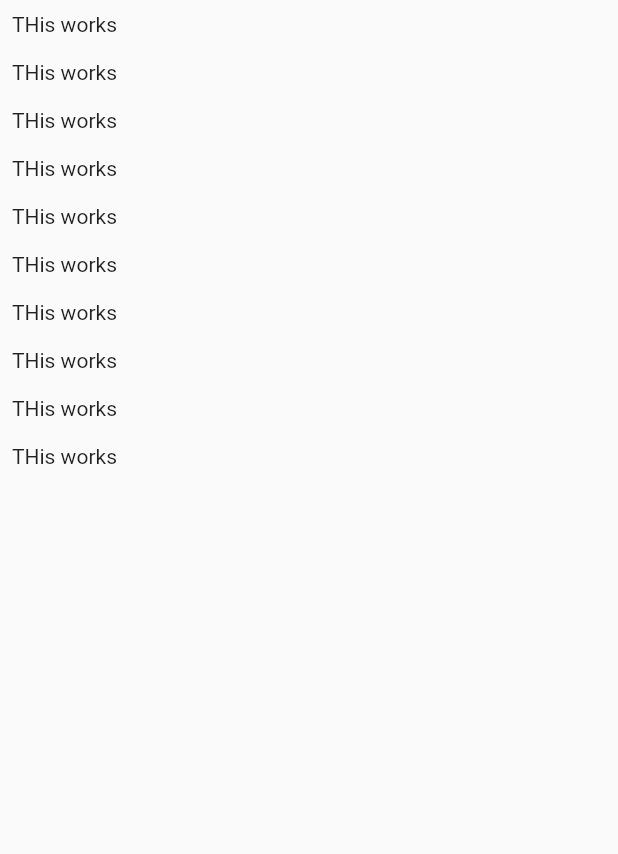
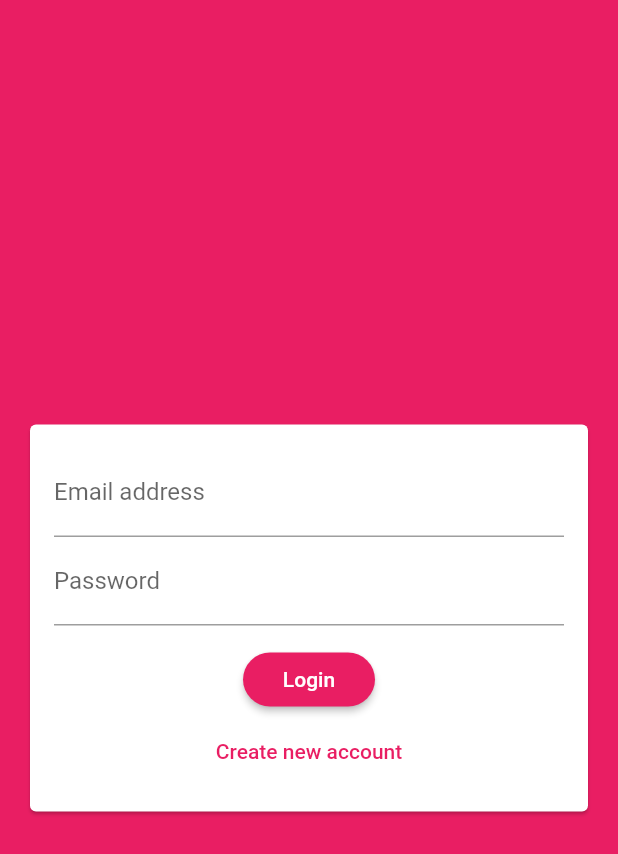
Before and after one commit to rahulgupta8914/fluttercourse, a Flutter app: the screen it shows after launch, on a phone screen of 412 x 824 dp. Shown: the top 854 px of the screen. Run offline on Flutter 3.47's test engine with Material 2 defaults, Android fonts, the phone set to English and light mode, and no system bars; our stand-ins replace cloud_firestore, firebase_auth, firebase_core, image_picker, location, shared_preferences and 1 more; accounts and stored records are empty.

Commit message:
realtime chat added using firebase

```diff
--- a/chat_app/lib/main.dart
+++ b/chat_app/lib/main.dart
@@ -1,3 +1,6 @@
+import 'package:chat_app/screens/auth_screen.dart';
+import 'package:firebase_auth/firebase_auth.dart';
+import 'package:firebase_core/firebase_core.dart';
 import 'package:flutter/material.dart';
 import 'screens/chat_screen.dart';
 
@@ -6,16 +9,50 @@ void main() {
 }
 
 class MyApp extends StatelessWidget {
-  // This widget is the root of your application.
   @override
   Widget build(BuildContext context) {
     return MaterialApp(
       title: 'Flutter Chat',
       theme: ThemeData(
-        primarySwatch: Colors.blue,
-        visualDensity: VisualDensity.adaptivePlatformDensity,
+          primarySwatch: Colors.pink,
+          backgroundColor: Colors.pink,
+          accentColor: Colors.deepPurple,
+          accentColorBrightness: Brightness.dark,
+          visualDensity: VisualDensity.adaptivePlatformDensity,
+          buttonTheme: ButtonTheme.of(context).copyWith(
+              buttonColor: Colors.pink,
+              shape: RoundedRectangleBorder(
+                  borderRadius: BorderRadius.circular(20)),
+              textTheme: ButtonTextTheme.primary)),
+      home: FutureBuilder(
+        future: Firebase.initializeApp(),
+        builder: (context, snapshot) {
+          if (snapshot.hasError) {
+            return Center(
+              child: Text('Something went wrong!'),
+            );
+          }
+          // if (snapshot.connectionState == ConnectionState.waiting) {
+          //   return Center(
+          //     child: CircularProgressIndicator(),
+          //   );
+          // }
+          if (snapshot.connectionState == ConnectionState.done) {
+            return StreamBuilder(
+              builder: (context, snapshot) {
+                if (snapshot.hasData) {
+                  return ChatScreen();
+                }
+                return AuthScreen();
+              },
+              stream: FirebaseAuth.instance.authStateChanges(),
+            );
+          }
+          return Center(
+            child: CircularProgressIndicator(),
+          );
+        },
       ),
-      home: ChatScreen(),
     );
   }
 }
--- a/chat_app/lib/screens/auth_screen.dart
+++ b/chat_app/lib/screens/auth_screen.dart
@@ -0,0 +1,72 @@
+import 'package:chat_app/widgets/auth_form.dart';
+import 'package:cloud_firestore/cloud_firestore.dart';
+import 'package:firebase_auth/firebase_auth.dart';
+import 'package:flutter/material.dart';
+import 'package:flutter/services.dart';
+
+class AuthScreen extends StatefulWidget {
+  @override
+  _AuthScreenState createState() => _AuthScreenState();
+}
+
+class _AuthScreenState extends State<AuthScreen> {
+  FirebaseAuth _auth = FirebaseAuth.instance;
+  var _isLoading = false;
+
+  void _submitAuthForm(String email, String password, String username,
+      bool isLogin, BuildContext ctx) async {
+    // print('email $email , pass $password');
+    UserCredential authResult;
+    try {
+      setState(() {
+        _isLoading = true;
+      });
+      if (isLogin) {
+        // login
+        authResult = await _auth.signInWithEmailAndPassword(
+            email: email, password: password);
+      } else {
+        // sign up
+        authResult = await _auth.createUserWithEmailAndPassword(
+            email: email, password: password);
+        // print(authResult.user);
+        CollectionReference users =
+            FirebaseFirestore.instance.collection('users');
+        await users
+            .doc(authResult.user.uid)
+            .set({'username': username, 'email': email});
+      }
+      setState(() {
+        _isLoading = false;
+      });
+    } on FirebaseAuthException catch (err) {
+      var message = 'An error occurred, pelase check your credentials!';
+
+      if (err.message != null) {
+        message = err.message;
+      }
+
+      Scaffold.of(ctx).showSnackBar(
+        SnackBar(
+          content: Text(message),
+          backgroundColor: Theme.of(ctx).errorColor,
+        ),
+      );
+      setState(() {
+        _isLoading = false;
+      });
+    } catch (err) {
+      print(err);
+      setState(() {
+        _isLoading = false;
+      });
+    }
+  }
+
+  @override
+  Widget build(BuildContext context) {
+    return Scaffold(
+        backgroundColor: Theme.of(context).primaryColor,
+        body: AuthForm(_submitAuthForm, _isLoading));
+  }
+}
--- /dev/null
+++ b/chat_app/lib/widgets/auth_form.dart
@@ -0,0 +1,122 @@
+import 'package:flutter/material.dart';
+
+class AuthForm extends StatefulWidget {
+  final void Function(String email, String password, String username,
+      bool isLogin, BuildContext ctx) submitFn;
+
+  final bool _isLoading;
+
+  AuthForm(this.submitFn, this._isLoading);
+
+  @override
+  _AuthFormState createState() => _AuthFormState();
+}
+
+class _AuthFormState extends State<AuthForm> {
+  final _formkey = GlobalKey<FormState>();
+
+  bool _isLogin = true;
+  String _userEmail = '';
+  String _userName = '';
+  String _userPassword = '';
+
+  void _trySubmit() {
+    final isValid = _formkey.currentState.validate();
+    FocusScope.of(context).unfocus();
+    if (isValid) {
+      _formkey.currentState.save();
+      // Use those values to send our auth request...
+      widget.submitFn(
+          _userEmail.trim().toString(),
+          _userPassword.trim().toString(),
+          _userName.trim().toString(),
+          _isLogin,
+          context);
+    }
+  }
+
+  @override
+  Widget build(BuildContext context) {
+    return Center(
+      child: Card(
+        margin: EdgeInsets.all(20),
+        child: SingleChildScrollView(
+          child: Padding(
+            padding: EdgeInsets.all(16),
+            child: Form(
+              key: _formkey,
+              child: Column(
+                mainAxisSize: MainAxisSize.min,
+                children: [
+                  TextFormField(
+                    key: ValueKey('email'),
+                    validator: (value) {
+                      if (value.isEmpty || !value.contains('@')) {
+                        return 'Please enter a valid email address';
+                      }
+                      return null;
+                    },
+                    keyboardType: TextInputType.emailAddress,
+                    decoration: InputDecoration(labelText: 'Email address'),
+                    onSaved: (newValue) {
+                      _userEmail = newValue;
+                    },
+                  ),
+                  if (!_isLogin)
+                    TextFormField(
+                      key: ValueKey('username'),
+                      decoration: InputDecoration(labelText: 'Username'),
+                      validator: (value) {
+                        if (value.isEmpty || value.length < 4) {
+                          return 'Please enter at least 4 characters';
+                        }
+                        return null;
+                      },
+                      onSaved: (newValue) {
+                        _userName = newValue;
+                      },
+                    ),
+                  TextFormField(
+                    key: ValueKey('password'),
+                    validator: (value) {
+                      if (value.isEmpty || value.length < 7) {
+                        return 'Password must be at least 7 characters long';
+                      }
+                      return null;
+                    },
+                    onSaved: (newValue) {
+                      _userPassword = newValue;
+                    },
+                    decoration: InputDecoration(labelText: 'Password'),
+                    obscureText: true,
+                  ),
+                  SizedBox(
+                    height: 12,
+                  ),
+                  if (widget._isLoading) CircularProgressIndicator(),
+                  if (!widget._isLoading)
+                    RaisedButton(
+                      onPressed: _trySubmit,
+                      child: Text(_isLogin ? 'Login' : 'Signup'),
+                    ),
+                  if (!widget._isLoading)
+                    FlatButton(
+                      textColor: Theme.of(context).primaryColor,
+                      onPressed: () {
+                        setState(() {
+                          _isLogin = !_isLogin;
+                        });
+                      },
+                      child: Text(_isLogin
+                          ? 'Create new account'
+                          : 'I already have an account'),
+                    )
+                ],
+              ),
+            ),
+          ),
+        ),
+      ),
+    );
+  }
+}
```
Also changed, not shown: chat_app/lib/screens/chat_screen.dart (+48 -6 lines), chat_app/lib/widgets/chat/MessageBubble.dart (added, +54 -0 lines), chat_app/lib/widgets/chat/messages.dart (added, +53 -0 lines), chat_app/lib/widgets/chat/new_message.dart (added, +58 -0 lines), chat_app/pubspec.yaml (+9 -3 lines), chat_app/pubspec.lock, 11 other files.
